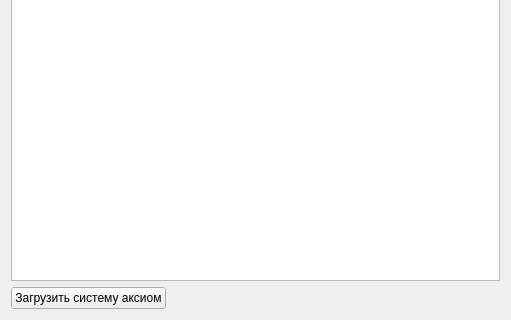
victorshch/axiomlib, file fmdeGui/extended/stage3.ui: the form before one commit; both pictures show x 0 to 511 and y 207 to 527 of the 511 by 527 pixel window.
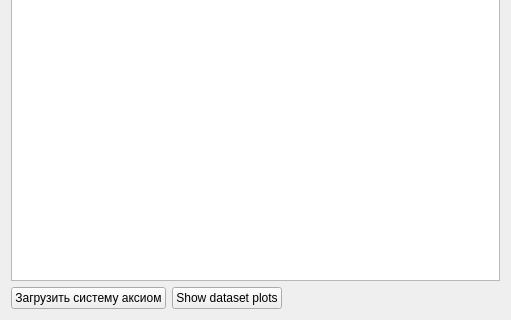
The form after the commit.

Diff of the .ui file:
```diff
--- a/fmdeGui/extended/stage3.ui
+++ b/fmdeGui/extended/stage3.ui
@@ -37,6 +37,13 @@
        </property>
       </widget>
      </item>
+     <item>
+      <widget class="QPushButton" name="pushButton_showPlot">
+       <property name="text">
+        <string>Show dataset plots</string>
+       </property>
+      </widget>
+     </item>
      <item>
       <spacer name="horizontalSpacer">
        <property name="orientation">
```
